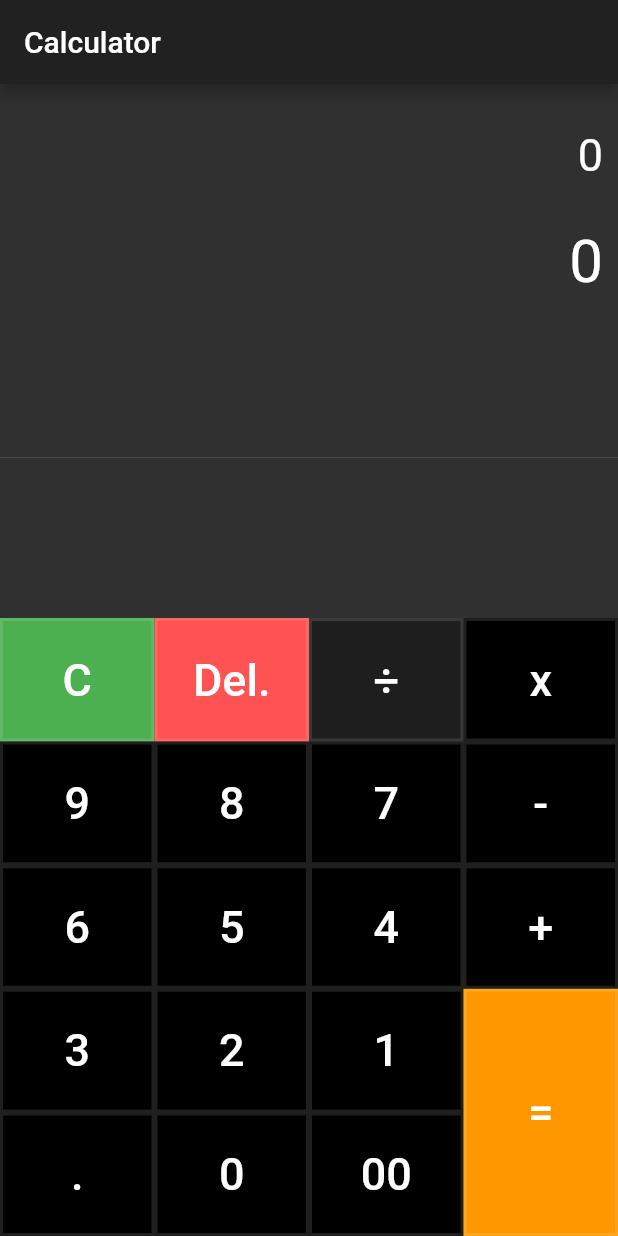
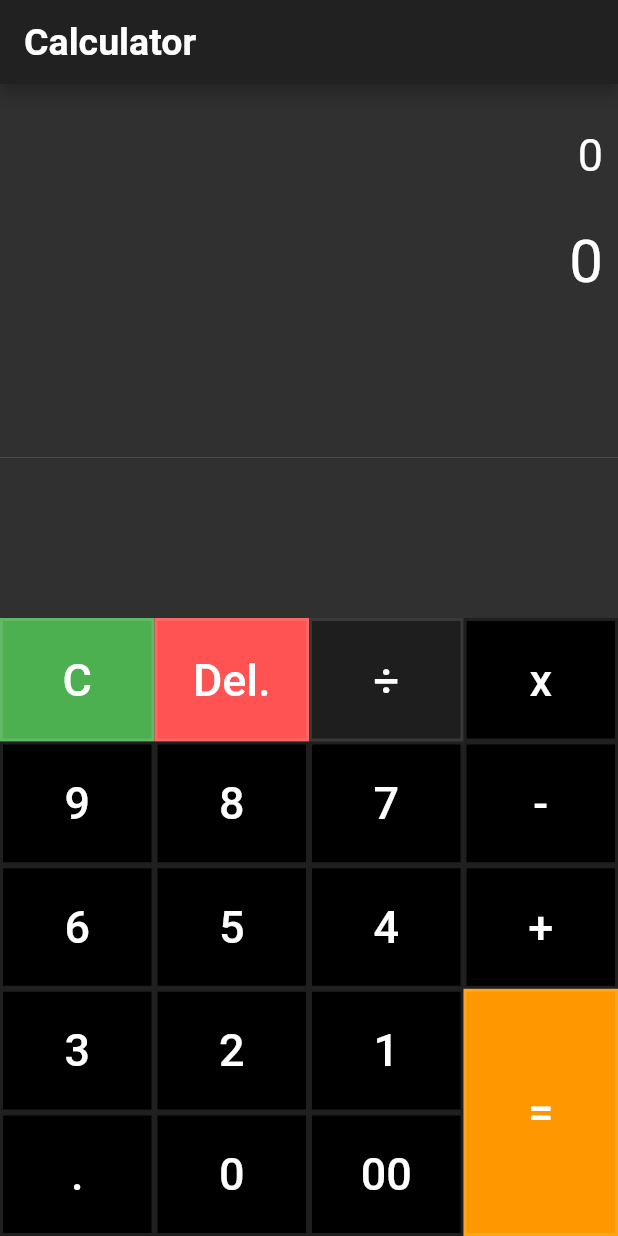
Before and after one commit to ClementPeter/calculator_flutter, a Flutter app: the screen it shows after launch, on a phone screen of 412 x 824 dp. Run offline on Flutter 3.47's test engine with Material 2 defaults, Android fonts, the phone set to English and light mode, and no system bars; our stand-ins replace math_expressions.

Commit message:
appBar style update

```diff
--- a/lib/main.dart
+++ b/lib/main.dart
@@ -123,14 +123,16 @@ class _SimpleCalulatorState extends State<SimpleCalulator> {
   Widget build(BuildContext context) {
     return Scaffold(
       appBar: AppBar(
-        title: Text('Calculator'),
+        title: Text(
+          'Calculator',
+          style: TextStyle(fontWeight: FontWeight.bold, fontSize: 25),
+        ),
       ),
       body: Column(
         mainAxisAlignment: MainAxisAlignment.spaceEvenly,
         children: [
           //Equation container
           Container(
-            //color: Colors.brown,
             alignment: Alignment.centerRight,
             padding: EdgeInsets.fromLTRB(10, 30, 10, 0),
             child:
```
